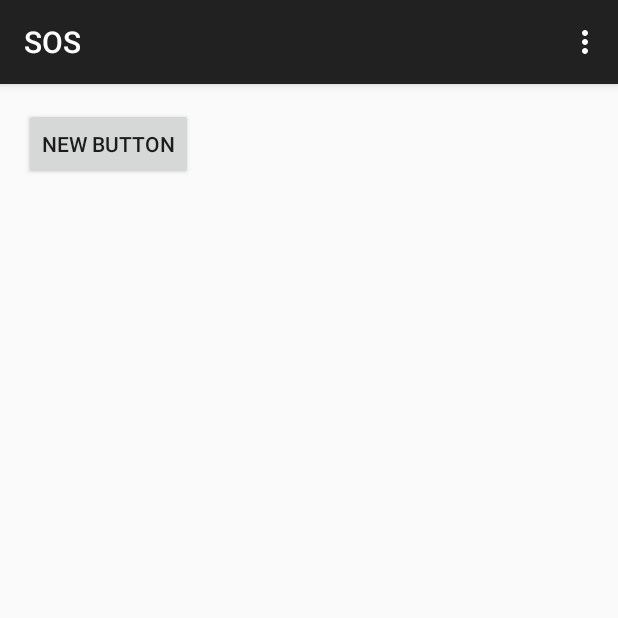
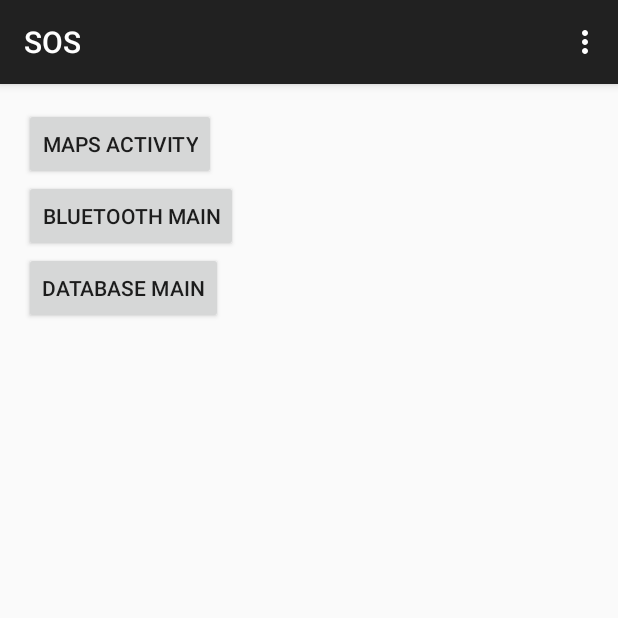
Before and after one commit to SatouNishiki/SOS, an Android app: the screen it shows after launch (MainActivity), on a phone screen of 412 x 824 dp, the top half of it. Run offline under Robolectric (Android 15) with nearby library versions, the phone set to English and light mode, and no system bars.

Commit message:
database marge build success

```diff
--- a/app/src/main/res/layout/activity_main.xml
+++ b/app/src/main/res/layout/activity_main.xml
@@ -8,9 +8,25 @@
     <Button
         android:layout_width="wrap_content"
         android:layout_height="wrap_content"
-        android:text="New Button"
+        android:text="Maps Activity"
         android:id="@+id/button"
         android:layout_alignParentTop="true"
         android:layout_alignParentStart="true" />
 
+    <Button
+        android:layout_width="wrap_content"
+        android:layout_height="wrap_content"
+        android:text="Bluetooth Main"
+        android:id="@+id/button2"
+        android:layout_below="@+id/button"
+        android:layout_alignParentStart="true" />
+
+    <Button
+        android:layout_width="wrap_content"
+        android:layout_height="wrap_content"
+        android:text="Database Main"
+        android:id="@+id/button3"
+        android:layout_below="@+id/button2"
+        android:layout_alignParentStart="true" />
+
 </RelativeLayout>
--- a/app/src/main/res/values/strings.xml
+++ b/app/src/main/res/values/strings.xml
@@ -26,4 +26,5 @@
     <string name="insecure_connect">Connect a device - Insecure</string>
     <string name="discoverable">Make discoverable</string>
     <string name="title_activity_device_list">DeviceListActivity</string>
+    <string name="title_activity_database_main">DatabaseMain</string>
 </resources>
```
Also changed, not shown: app/src/main/AndroidManifest.xml (+6 -6 lines), app/src/main/java/prgc/snct/sos/Activities/DatabaseMain.java (added, +106 -0 lines), app/src/main/java/prgc/snct/sos/Activities/MainActivity.java (+14 -0 lines), app/src/main/res/layout/activity_database_main.xml (added, +12 -0 lines), app/src/main/res/menu/menu_database_main.xml (added, +7 -0 lines).
